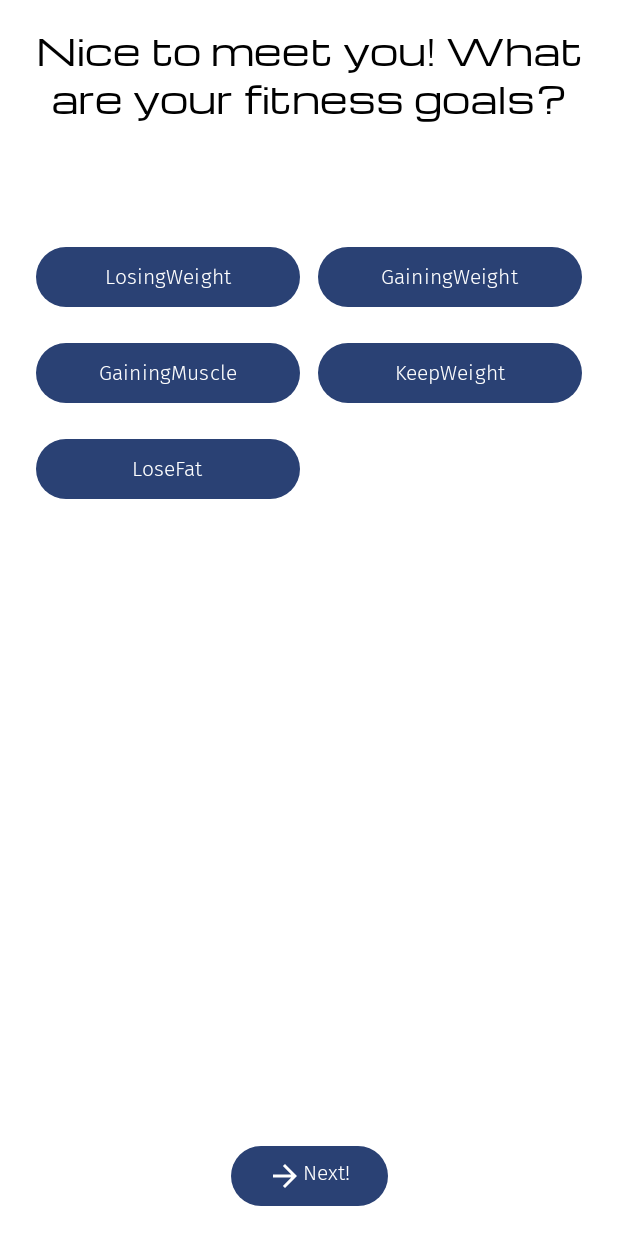
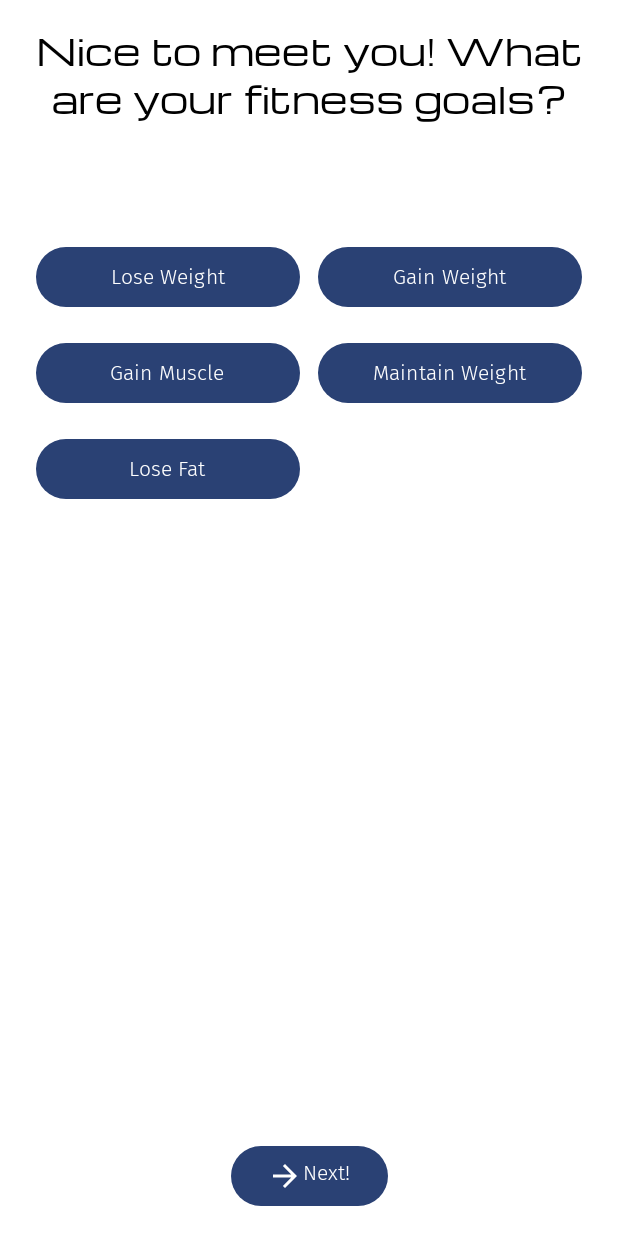
Before and after one commit to realvarez327/gym_app_ia, an Android app built with Jetpack Compose: the @Preview function QuizScreenPreview, on a phone screen of 412 x 824 dp. Run offline under Robolectric (Android 15) with nearby library versions, the phone set to English and light mode, and no system bars.

Commit message:
- Quiz screen should be fixed, handled end of quiz - progress graphic works - check with client number of goals wanted.

```diff
--- a/app/src/main/java/com/example/gymappia/model/FitnessGoal.kt
+++ b/app/src/main/java/com/example/gymappia/model/FitnessGoal.kt
@@ -1,6 +1,6 @@
 package com.example.gymappia.model
 
-enum class FitnessGoal (message:String){
+enum class FitnessGoal (val message:String){
     LosingWeight("Lose Weight"),
     GainingWeight("Gain Weight"),
     GainingMuscle("Gain Muscle"),
--- a/app/src/main/java/com/example/gymappia/model/QuizHandler.kt
+++ b/app/src/main/java/com/example/gymappia/model/QuizHandler.kt
@@ -8,6 +8,8 @@ class QuizHandler{
     private val _currentIndex = mutableIntStateOf(0)
     val currentIndex: State<Int> get() = _currentIndex
     val quizLength: Int = QuestionsDataSource.userStartQuestions.size
+    var endQuizFunction:()->Unit ={
+    }
     fun nextQuestion():Int{
         if(_currentIndex.intValue+1< quizLength){
             //next question is in bounds
--- a/app/src/main/java/com/example/gymappia/ui/DailyViewScreen.kt
+++ b/app/src/main/java/com/example/gymappia/ui/DailyViewScreen.kt
@@ -41,7 +41,7 @@ fun DailyViewScreen(modifier: Modifier = Modifier){
     var selectedDestination by rememberSaveable { mutableIntStateOf(startDestination.ordinal) }
 
     Scaffold(modifier = modifier) { contentPadding ->
-        Column {
+        Column (modifier = modifier.fillMaxSize()){
             PrimaryTabRow(
                 selectedTabIndex = selectedDestination,
                 modifier = Modifier.padding(contentPadding)
@@ -96,7 +96,7 @@ fun FoodViewScreen(modifier: Modifier = Modifier){
     ) {
         Column (
             modifier = modifier.fillMaxSize(),
-            verticalArrangement = Arrangement.SpaceEvenly
+            verticalArrangement = Arrangement.SpaceBetween
         ){
             Row {
                 Text(
--- a/app/src/main/java/com/example/gymappia/ui/QuizScreen.kt
+++ b/app/src/main/java/com/example/gymappia/ui/QuizScreen.kt
@@ -60,11 +60,12 @@ fun QuizScreen(
     userInitViewModel: UserInitViewModel,
     toEndQuiz: () -> Unit
 ) {
+    quizHandler.endQuizFunction = toEndQuiz
     val questions = QuestionsDataSource.userStartQuestions
     val viewModel: UserInitViewModel = userInitViewModel
     //todo when i learn coroutines, add determinate linear progress indicator
     val currIndex: Int = quizHandler.currentIndex.value
-    var currQuestion: Question = questions[currIndex]
+    var currQuestion: Question = questions[currIndex]//todo check if this can be val
     Column(modifier = modifier.fillMaxSize()) {
 
         when (currQuestion.type) {
@@ -264,7 +265,7 @@ fun GoalChoiceOptionBubble(
 ) {
     ChoiceBubble(
         onClick = onclick,
-        stringToShow = goal.name,//todo when it realizes that goal has a property message, use it instead
+        stringToShow = goal.message,
         modifier = modifier
     )
 }
@@ -277,6 +278,7 @@ fun QuestionTitle(question: Question, modifier: Modifier = Modifier){
         text = question.questionText,
         style = typography.headlineSmall,
         textAlign = TextAlign.Center,
+        modifier = modifier
     )
 
 }
@@ -352,7 +354,7 @@ fun NextButton(alsoOnclick: () -> Unit, modifier: Modifier = Modifier) {
             Log.d("nextQuiz", "Next button was clicked")
 
             if(quizHandler.nextQuestion()==-1) {
-                //todo end quiz
+               quizHandler.endQuizFunction()
             }
             alsoOnclick()
             Log.d("nextQuiz", "also on click executed")
--- a/app/src/main/java/com/example/gymappia/ui/WeeklyViewScreen.kt
+++ b/app/src/main/java/com/example/gymappia/ui/WeeklyViewScreen.kt
@@ -3,6 +3,7 @@ package com.example.gymappia.ui
 import androidx.compose.foundation.Canvas
 import androidx.compose.foundation.layout.Column
 import androidx.compose.foundation.layout.Row
+import androidx.compose.foundation.layout.size
 import androidx.compose.material3.ExperimentalMaterial3Api
 import androidx.compose.material3.MaterialTheme
 import androidx.compose.material3.Text
@@ -18,6 +19,7 @@ import androidx.compose.ui.graphics.Color
 import androidx.compose.ui.layout.onGloballyPositioned
 import androidx.compose.ui.platform.LocalDensity
 import androidx.compose.ui.res.stringResource
+import androidx.compose.ui.semantics.semantics
 import androidx.compose.ui.tooling.preview.Preview
 import androidx.compose.ui.unit.dp
 import com.example.gymappia.R
@@ -67,7 +69,8 @@ fun DayPreview(modifier: Modifier = Modifier){
                     Color.Green,
                     Color.DarkGray,
                     Color.Black
-                )
+                ),
+                modifier = modifier.size(30.dp)
             )
         }
 
```
Also changed, not shown: app/src/main/java/com/example/gymappia/ui/ProgressGraphic.kt (+15 -14 lines).
